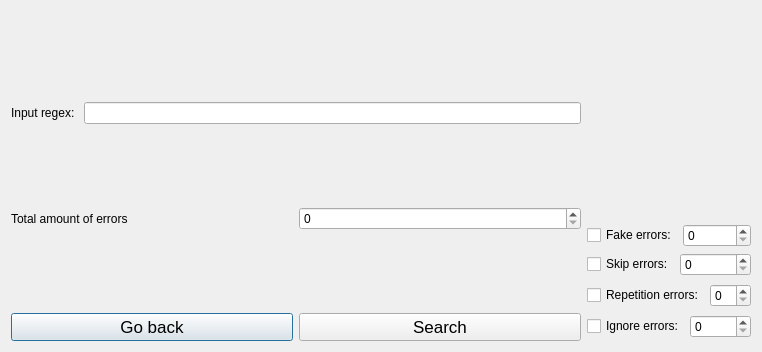
Above: Helix/GUI/secdialog.ui from evertheylen/TA_TO before the change. Below: the same form after it.
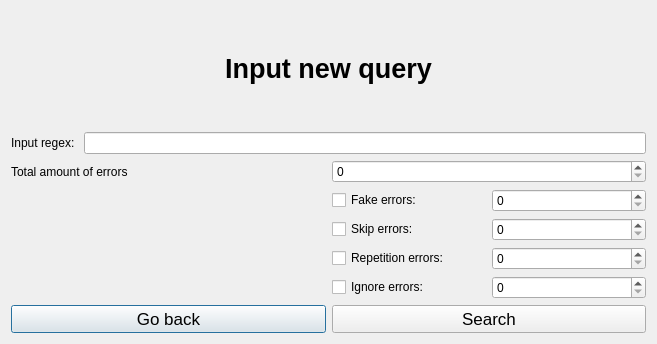
That is the form after the change. Icons and pictures are not drawn.

Diff of the .ui file:
```diff
--- a/Helix/GUI/secdialog.ui
+++ b/Helix/GUI/secdialog.ui
@@ -6,8 +6,8 @@
    <rect>
     <x>0</x>
     <y>0</y>
-    <width>762</width>
-    <height>352</height>
+    <width>657</width>
+    <height>344</height>
    </rect>
   </property>
   <property name="windowTitle">
@@ -16,57 +16,55 @@
   <property name="styleSheet">
    <string notr="true"/>
   </property>
-  <layout class="QGridLayout" name="gridLayout_3">
-   <item row="0" column="1" colspan="2">
-    <widget class="QLabel" name="label">
-     <property name="maximumSize">
-      <size>
-       <width>500</width>
-       <height>500</height>
-      </size>
-     </property>
-     <property name="text">
-      <string/>
-     </property>
-     <property name="pixmap">
-      <pixmap resource="logo.qrc">:/:/logos/HELIX2_negatief.png</pixmap>
-     </property>
-     <property name="scaledContents">
-      <bool>true</bool>
-     </property>
-    </widget>
-   </item>
+  <layout class="QGridLayout" name="gridLayout">
    <item row="1" column="0">
+    <layout class="QVBoxLayout" name="verticalLayout">
+     <item>
+      <layout class="QHBoxLayout" name="horizontalLayout">
+       <item>
     <widget class="QLabel" name="label_2">
      <property name="text">
       <string>Input regex: </string>
      </property>
     </widget>
    </item>
-   <item row="1" column="1">
+       <item>
     <widget class="QLineEdit" name="searchstr"/>
    </item>
-   <item row="2" column="0" rowspan="2" colspan="2">
-    <layout class="QGridLayout" name="gridLayout_4">
-     <item row="0" column="0">
+      </layout>
+     </item>
+     <item>
+      <layout class="QHBoxLayout" name="horizontalLayout_8">
+       <item>
       <widget class="QLabel" name="label_3">
        <property name="text">
         <string>Total amount of errors</string>
        </property>
       </widget>
      </item>
-     <item row="0" column="1">
+       <item>
       <widget class="QSpinBox" name="erroramount"/>
      </item>
     </layout>
    </item>
-   <item row="3" column="2" rowspan="2">
-    <layout class="QGridLayout" name="gridLayout">
-     <item row="0" column="0" colspan="3">
-      <layout class="QGridLayout" name="gridLayout_2">
-       <item row="0" column="0">
+    </layout>
+   </item>
+   <item row="2" column="0">
+    <layout class="QHBoxLayout" name="horizontalLayout_7">
+     <item>
+      <widget class="QLabel" name="label_4">
+       <property name="text">
+        <string/>
+       </property>
+      </widget>
+     </item>
+     <item>
         <layout class="QHBoxLayout" name="horizontalLayout_2">
          <item>
+        <layout class="QVBoxLayout" name="verticalLayout_2">
+         <item>
+          <layout class="QHBoxLayout" name="horizontalLayout_3">
+           <item>
           <widget class="QCheckBox" name="checkBox">
            <property name="text">
             <string>Fake errors:</string>
@@ -78,8 +76,8 @@
          </item>
         </layout>
        </item>
-       <item row="1" column="0">
-        <layout class="QHBoxLayout" name="horizontalLayout">
+         <item>
+          <layout class="QHBoxLayout" name="horizontalLayout_4">
          <item>
           <widget class="QCheckBox" name="checkBox_2">
            <property name="text">
@@ -92,32 +90,42 @@
          </item>
         </layout>
        </item>
-      </layout>
-     </item>
-     <item row="1" column="0" colspan="2">
+         <item>
+          <layout class="QHBoxLayout" name="horizontalLayout_5">
+           <item>
       <widget class="QCheckBox" name="checkBox_3">
        <property name="text">
         <string>Repetition errors:</string>
        </property>
       </widget>
      </item>
-     <item row="1" column="2">
+           <item>
       <widget class="QSpinBox" name="erroramount_5"/>
      </item>
-     <item row="2" column="0">
+          </layout>
+         </item>
+         <item>
+          <layout class="QHBoxLayout" name="horizontalLayout_6">
+           <item>
       <widget class="QCheckBox" name="checkBox_4">
        <property name="text">
         <string>Ignore errors:</string>
        </property>
       </widget>
      </item>
-     <item row="2" column="1" colspan="2">
+           <item>
       <widget class="QSpinBox" name="erroramount_6"/>
      </item>
     </layout>
    </item>
-   <item row="4" column="0" colspan="2">
-    <layout class="QHBoxLayout" name="horizontalLayout_6">
+        </layout>
+       </item>
+      </layout>
+     </item>
+    </layout>
+   </item>
+   <item row="3" column="0">
+    <layout class="QHBoxLayout" name="horizontalLayout_9">
      <item>
       <widget class="QPushButton" name="pushButton">
        <property name="font">
@@ -170,6 +178,23 @@
      </item>
     </layout>
    </item>
+   <item row="0" column="0">
+    <widget class="QLabel" name="label">
+     <property name="font">
+      <font>
+       <pointsize>20</pointsize>
+       <weight>75</weight>
+       <bold>true</bold>
+      </font>
+     </property>
+     <property name="text">
+      <string>Input new query</string>
+     </property>
+     <property name="alignment">
+      <set>Qt::AlignCenter</set>
+     </property>
+    </widget>
+   </item>
   </layout>
   <zorder>layoutWidget</zorder>
   <zorder>ADD</zorder>
```
Left out of the diff: 25 changed lines with no effect on the pictures. Lines whose indentation alone changed are shown as unchanged.
